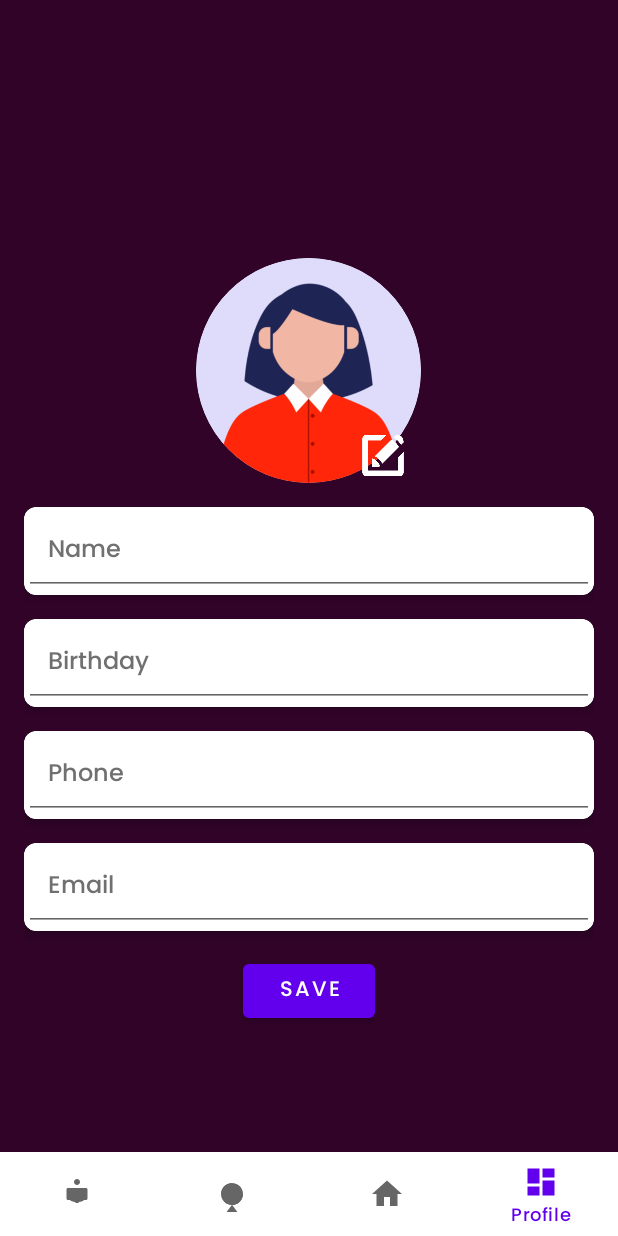
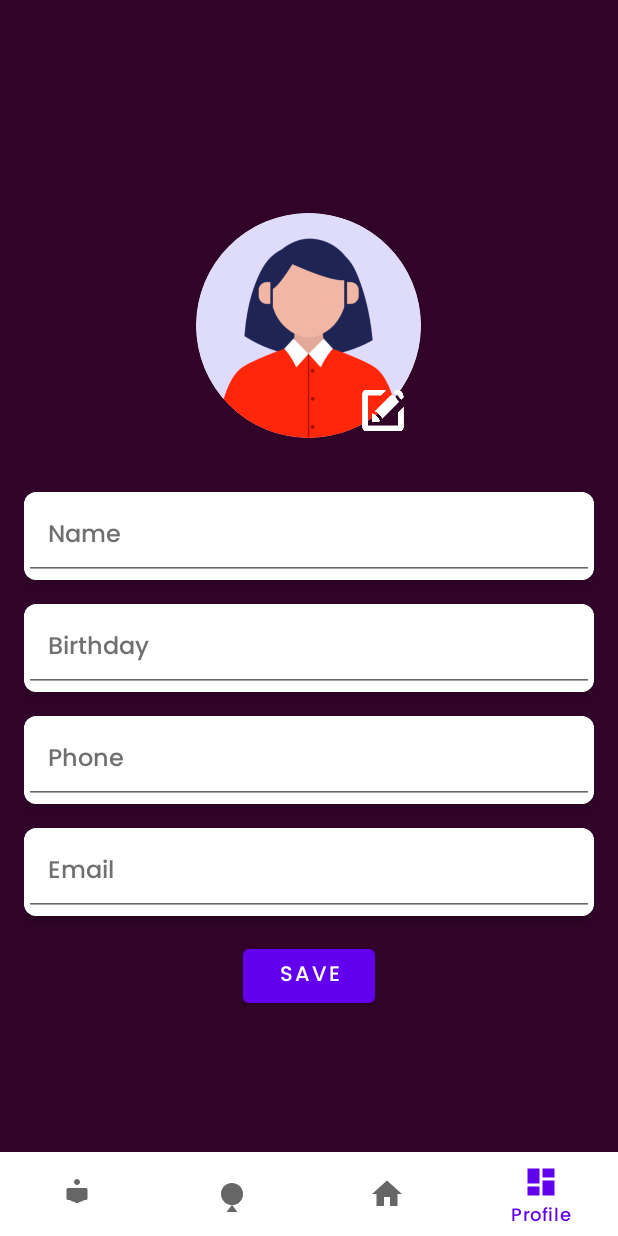
Before and after one commit to iamadisneyprincess/WalkMan, an Android app: the profileFragment screen opened through its navigation route, on a phone screen of 412 x 824 dp. Run offline under Robolectric (Android 15) with nearby library versions, the phone set to English and light mode, and no system bars; our stand-ins replace navigation-ui; libraries missing offline, so code that uses them is left out: org.osmdroid.config, org.osmdroid.util, org.osmdroid.views; 5 statements that could not run were skipped.

Commit message:
update again

```diff
--- a/app/src/main/res/layout/fragment_profile.xml
+++ b/app/src/main/res/layout/fragment_profile.xml
@@ -8,7 +8,7 @@
     tools:context=".ui.profile.profileFragment">
 
     <LinearLayout
-        android:layout_marginTop="100dp"
+        android:layout_marginTop="70dp"
         android:layout_width="match_parent"
         android:layout_height="wrap_content"
         android:orientation="vertical"
@@ -57,7 +57,8 @@
             app:cardElevation="4dp"
             app:strokeColor="#ffffff"
             app:strokeWidth="1dp"
-            app:cardBackgroundColor="#FFFFFF">
+            app:cardBackgroundColor="#FFFFFF"
+            android:layout_marginTop="20dp">
 
             <EditText
                 android:id="@+id/editTextName"
```
